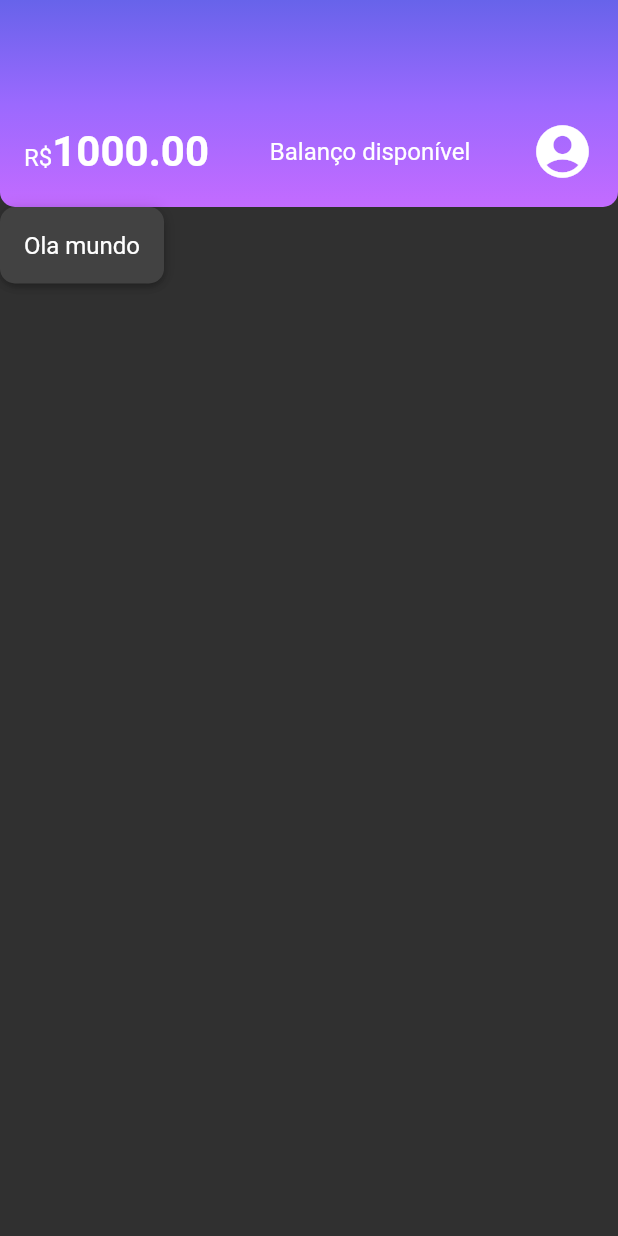
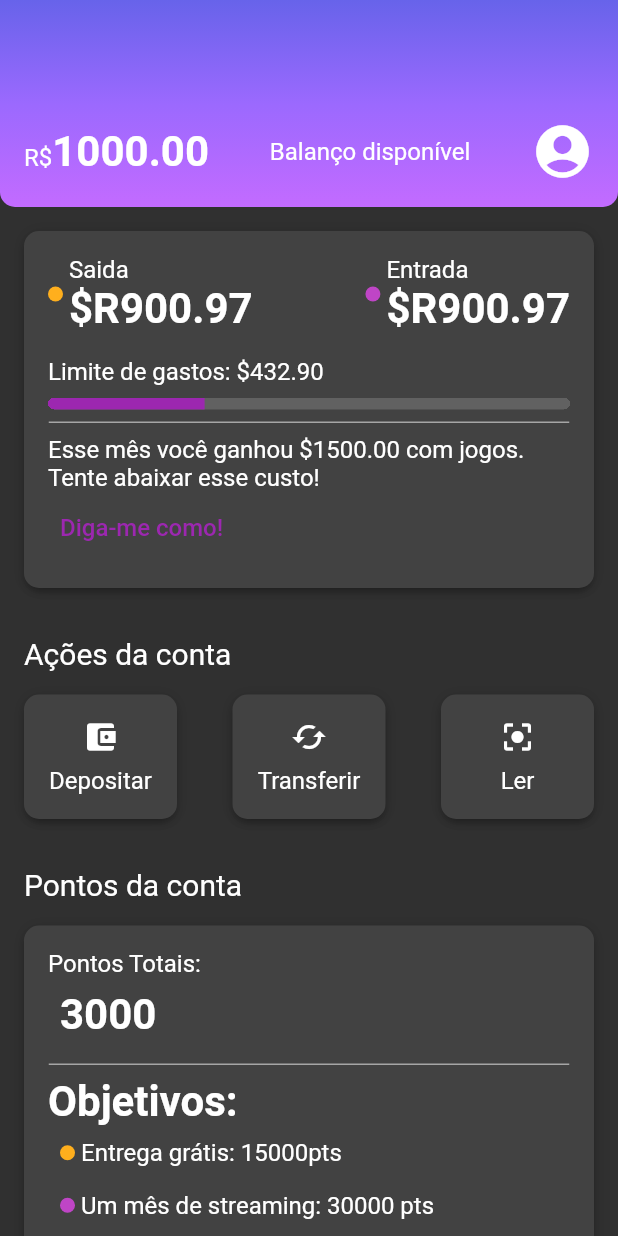
Before and after one commit to MarinaldoF/Flutter_Estilizando_Reproduzindo_Layouts, a Flutter app: the screen it shows after launch, on a phone screen of 412 x 824 dp. Run offline on Flutter 3.47's test engine with Material 2 defaults, Android fonts, the phone set to English and light mode, and no system bars.

Commit message:
terceiro commit

```diff
--- a/lib/components/box_card.dart
+++ b/lib/components/box_card.dart
@@ -7,7 +7,8 @@
 
   @override
   Widget build(BuildContext context) {
-    return Container(
+    //ink tem mesma função do container
+    return Ink(
       padding: const EdgeInsets.all(16),
       decoration: BoxDecoration(
         boxShadow: kElevationToShadow[3],
--- /dev/null
+++ b/lib/components/color_dot.dart
@@ -0,0 +1,18 @@
+import 'package:flutter/cupertino.dart';
+
+class ColorDot extends StatelessWidget {
+  final Color? color;
+  const ColorDot({Key? key, required this.color}) : super(key: key);
+
+  @override
+  Widget build(BuildContext context) {
+    return Container(
+      width: 10,
+      height: 10,
+      decoration: BoxDecoration(
+        color: color,
+        borderRadius: BorderRadius.circular(10),
+      ),
+    );
+  }
+}
--- /dev/null
+++ b/lib/components/content_division.dart
@@ -0,0 +1,16 @@
+import 'package:alura_estilizando_reproduzindo_layouts/themes/theme_colors.dart';
+import 'package:flutter/cupertino.dart';
+
+class ContentDivision extends StatelessWidget {
+  const ContentDivision({Key? key}) : super(key: key);
+
+  @override
+  Widget build(BuildContext context) {
+    return Container(
+      height: 1,
+      decoration: BoxDecoration(
+        border: Border.all(color: ThemeColors.division),
+      ),
+    );
+  }
+}
--- /dev/null
+++ b/lib/components/sections/account_actions.dart
@@ -0,0 +1,83 @@
+import 'package:alura_estilizando_reproduzindo_layouts/components/box_card.dart';
+import 'package:flutter/cupertino.dart';
+import 'package:flutter/material.dart';
+import 'package:flutter/src/foundation/key.dart';
+import 'package:flutter/src/widgets/framework.dart';
+
+class AccountActions extends StatelessWidget {
+  const AccountActions({Key? key}) : super(key: key);
+
+  @override
+  Widget build(BuildContext context) {
+    return Padding(
+      padding: const EdgeInsets.all(16),
+      child: Column(
+        crossAxisAlignment: CrossAxisAlignment.start,
+        children: [
+          Padding(
+            padding: const EdgeInsets.only(bottom: 16),
+            child: Text('Ações da conta',
+                style: Theme.of(context).textTheme.titleMedium),
+          ),
+          Row(
+            mainAxisAlignment: MainAxisAlignment.spaceBetween,
+            children: [
+              InkWell(
+                onTap: () {},
+                child: const BoxCard(
+                  boxContent: _AccountActionsContent(
+                    icon: Icon(Icons.account_balance_wallet),
+                    text: 'Depositar',
+                  ),
+                ),
+              ),
+              InkWell(
+                onTap: () {},
+                child: const BoxCard(
+                  boxContent: _AccountActionsContent(
+                    icon: Icon(Icons.cached),
+                    text: 'Transferir',
+                  ),
+                ),
+              ),
+              InkWell(
+                onTap: () {},
+                child: const BoxCard(
+                  boxContent: _AccountActionsContent(
+                    icon: Icon(Icons.center_focus_strong),
+                    text: 'Ler',
+                  ),
+                ),
+              ),
+            ],
+          )
+        ],
+      ),
+    );
+  }
+}
+
+class _AccountActionsContent extends StatelessWidget {
+  final Icon icon;
+  final String text;
+
+  const _AccountActionsContent(
+      {Key? key, required this.icon, required this.text})
+      : super(key: key);
+
+  @override
+  Widget build(BuildContext context) {
+    return SizedBox(
+      width: 70,
+      child: Column(
+        children: [
+          Padding(
+            padding: const EdgeInsets.only(bottom: 8.0),
+            child: icon,
+          ),
+          Text(text),
+        ],
+      ),
+    );
+  }
+}
--- /dev/null
+++ b/lib/components/sections/pontos_conta.dart
@@ -0,0 +1,108 @@
+import 'package:alura_estilizando_reproduzindo_layouts/components/box_card.dart';
+import 'package:alura_estilizando_reproduzindo_layouts/components/color_dot.dart';
+import 'package:alura_estilizando_reproduzindo_layouts/components/content_division.dart';
+import 'package:alura_estilizando_reproduzindo_layouts/themes/theme_colors.dart';
+import 'package:flutter/material.dart';
+
+class PontosConta extends StatelessWidget {
+  const PontosConta({Key? key}) : super(key: key);
+
+  @override
+  Widget build(BuildContext context) {
+    return Padding(
+      padding: const EdgeInsets.all(16),
+      child: Column(
+        crossAxisAlignment: CrossAxisAlignment.start,
+        children: [
+          Padding(
+            padding: const EdgeInsets.only(bottom: 16),
+            child: Text('Pontos da conta',
+                style: Theme.of(context).textTheme.titleMedium),
+          ),
+          const BoxCard(boxContent: _PontosContaContent()),
+        ],
+      ),
+    );
+  }
+}
+
+class _PontosContaContent extends StatelessWidget {
+  const _PontosContaContent({Key? key}) : super(key: key);
+
+  @override
+  Widget build(BuildContext context) {
+    return Column(
+      crossAxisAlignment: CrossAxisAlignment.start,
+      children: <Widget>[
+        Row(
+          mainAxisAlignment: MainAxisAlignment.spaceBetween,
+          children: [
+            Row(
+              children: [
+                Column(
+                  crossAxisAlignment: CrossAxisAlignment.start,
+                  children: [
+                    const Text('Pontos Totais:'),
+                    Padding(
+                      padding: const EdgeInsets.all(8.0),
+                      child: Text(
+                        '3000',
+                        style: Theme.of(context).textTheme.bodyLarge,
+                      ),
+                    ),
+                  ],
+                )
+              ],
+            ),
+          ],
+        ),
+        Container(
+          clipBehavior: Clip.hardEdge,
+          decoration: BoxDecoration(borderRadius: BorderRadius.circular(5)),
+        ),
+        const Padding(
+          padding: EdgeInsets.only(top: 8.0, bottom: 8.0),
+          child: ContentDivision(),
+        ),
+        Text(
+          'Objetivos:',
+          style: Theme.of(context).textTheme.bodyLarge,
+        ),
+        Padding(
+          padding: const EdgeInsets.all(8.0),
+          child: Row(
+            children: [
+              Padding(
+                padding: const EdgeInsets.only(right: 4),
+                child: ColorDot(color: ThemeColors.recentActivity['spent']),
+              ),
+              Column(
+                crossAxisAlignment: CrossAxisAlignment.start,
+                children: const [
+                  Text('Entrega grátis: 15000pts'),
+                ],
+              )
+            ],
+          ),
+        ),
+        Padding(
+          padding: const EdgeInsets.all(8.0),
+          child: Row(
+            children: [
+              Padding(
+                padding: const EdgeInsets.only(right: 4),
+                child: ColorDot(color: ThemeColors.recentActivity['income']),
+              ),
+              Column(
+                crossAxisAlignment: CrossAxisAlignment.start,
+                children: const [
+                  Text('Um mês de streaming: 30000 pts'),
+                ],
+              )
+            ],
+          ),
+        ),
+      ],
+    );
+  }
+}
--- /dev/null
+++ b/lib/components/sections/recent_activity.dart
@@ -0,0 +1,97 @@
+import 'package:alura_estilizando_reproduzindo_layouts/components/box_card.dart';
+import 'package:alura_estilizando_reproduzindo_layouts/components/color_dot.dart';
+import 'package:alura_estilizando_reproduzindo_layouts/components/content_division.dart';
+import 'package:alura_estilizando_reproduzindo_layouts/themes/theme_colors.dart';
+import 'package:flutter/cupertino.dart';
+import 'package:flutter/material.dart';
+
+class RecentActivity extends StatelessWidget {
+  const RecentActivity({Key? key}) : super(key: key);
+
+  @override
+  Widget build(BuildContext context) {
+    return const Padding(
+      padding: EdgeInsets.all(16),
+      child: BoxCard(boxContent: _RecentActivityContent()),
+    );
+  }
+}
+
+class _RecentActivityContent extends StatelessWidget {
+  const _RecentActivityContent({Key? key}) : super(key: key);
+
+  @override
+  Widget build(BuildContext context) {
+    return Column(
+      crossAxisAlignment: CrossAxisAlignment.start,
+      children: <Widget>[
+        Row(
+          mainAxisAlignment: MainAxisAlignment.spaceBetween,
+          children: [
+            Row(
+              children: [
+                Padding(
+                  padding: const EdgeInsets.only(right: 4),
+                  child: ColorDot(color: ThemeColors.recentActivity['spent']),
+                ),
+                Column(
+                  crossAxisAlignment: CrossAxisAlignment.start,
+                  children: [
+                    const Text('Saida'),
+                    Text(
+                      '\$R900.97',
+                      style: Theme.of(context).textTheme.bodyLarge,
+                    ),
+                  ],
+                )
+              ],
+            ),
+            Row(
+              children: [
+                Padding(
+                  padding: const EdgeInsets.only(right: 4),
+                  child: ColorDot(color: ThemeColors.recentActivity['income']),
+                ),
+                Column(
+                  crossAxisAlignment: CrossAxisAlignment.start,
+                  children: [
+                    const Text('Entrada'),
+                    Text(
+                      '\$R900.97',
+                      style: Theme.of(context).textTheme.bodyLarge,
+                    ),
+                  ],
+                )
+              ],
+            ),
+          ],
+        ),
+        const Padding(
+          padding: EdgeInsets.only(top: 16, bottom: 8),
+          child: Text('Limite de gastos: \$432.90'),
+        ),
+        Container(
+          clipBehavior: Clip.hardEdge,
+          decoration: BoxDecoration(borderRadius: BorderRadius.circular(5)),
+          child: const LinearProgressIndicator(
+            value: 0.3,
+            minHeight: 8,
+          ),
+        ),
+        const Padding(
+          padding: EdgeInsets.only(top: 8.0, bottom: 8.0),
+          child: ContentDivision(),
+        ),
+        const Text(
+            'Esse mês você ganhou \$1500.00 com jogos. Tente abaixar esse custo!'),
+        TextButton(
+          onPressed: () {},
+          child: const Text(
+            'Diga-me como!',
+            style: TextStyle(fontSize: 16),
+          ),
+        ),
+      ],
+    );
+  }
+}
--- a/lib/screens/home.dart
+++ b/lib/screens/home.dart
@@ -1,5 +1,11 @@
 import 'package:alura_estilizando_reproduzindo_layouts/components/box_card.dart';
+import 'package:alura_estilizando_reproduzindo_layouts/components/color_dot.dart';
+import 'package:alura_estilizando_reproduzindo_layouts/components/content_division.dart';
+import 'package:alura_estilizando_reproduzindo_layouts/components/sections/account_actions.dart';
 import 'package:alura_estilizando_reproduzindo_layouts/components/sections/header.dart';
+import 'package:alura_estilizando_reproduzindo_layouts/components/sections/pontos_conta.dart';
+import 'package:alura_estilizando_reproduzindo_layouts/components/sections/recent_activity.dart';
+import 'package:alura_estilizando_reproduzindo_layouts/themes/theme_colors.dart';
 import 'package:flutter/material.dart';
 
 class Home extends StatelessWidget {
@@ -8,14 +14,16 @@
   @override
   Widget build(BuildContext context) {
     return Scaffold(
-      body: Column(
-        crossAxisAlignment: CrossAxisAlignment.start,
-        children: const <Widget>[
-          Header(),
-          BoxCard(
-            boxContent: Text('Ola mundo'),
-          ),
-        ],
+      body: SingleChildScrollView(
+        child: Column(
+          crossAxisAlignment: CrossAxisAlignment.start,
+          children: const <Widget>[
+            Header(),
+            RecentActivity(),
+            AccountActions(),
+            PontosConta(),
+          ],
+        ),
       ),
     );
   }
--- a/lib/themes/my_themes.dart
+++ b/lib/themes/my_themes.dart
@@ -15,5 +15,6 @@
       fontSize: 28,
       fontWeight: FontWeight.bold,
     ),
+    titleMedium: TextStyle(fontSize: 20, fontWeight: FontWeight.normal),
   ),
 );
--- a/lib/themes/theme_colors.dart
+++ b/lib/themes/theme_colors.dart
@@ -7,4 +7,10 @@
     Color.fromRGBO(155, 105, 254, 1.0),
     Color.fromRGBO(195, 107, 255, 1.0),
   ];
+  static const recentActivity = {
+    'spent': Color.fromRGBO(255, 175, 29, 1.0),
+    'income': Color.fromRGBO(191, 69, 198, 1.0),
+  };
+
+  static const division = Color.fromRGBO(166, 166, 166, 1.0);
 }
```
